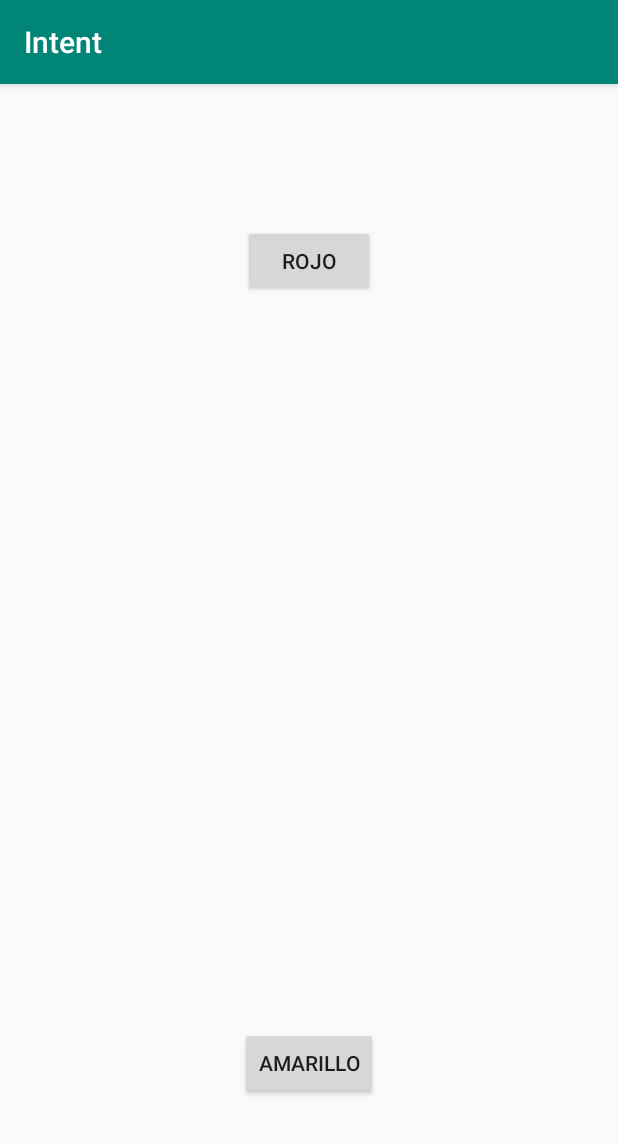
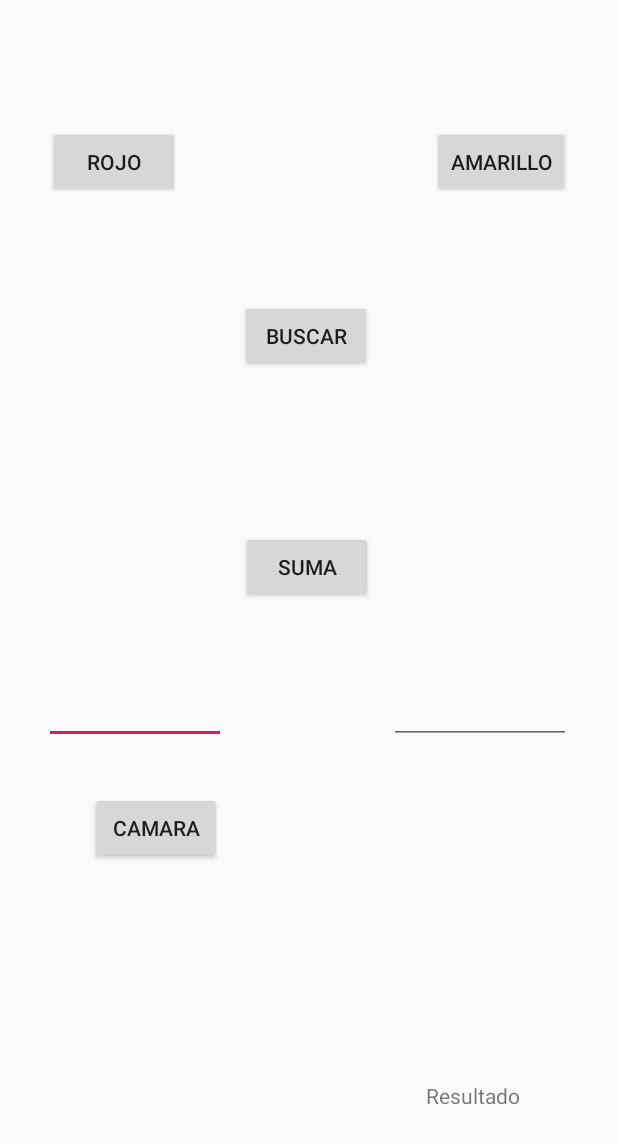
Before and after one commit to clamascabaleiro/Android_ForResult, an Android app: the screen it shows after launch (MainActivity), on a phone screen of 412 x 824 dp. Shown: the top 1144 px of the screen. Run offline under Robolectric (Android 15) with nearby library versions, the phone set to English and light mode, and no system bars.

Commit message:
Botones amarillo/rojo Boton buscar Boton suma que devuelve un resultado Boton camara que devuelve una foto

```diff
--- a/app/build.gradle
+++ b/app/build.gradle
@@ -29,6 +29,7 @@ dependencies {
     implementation 'androidx.appcompat:appcompat:1.1.0'
     implementation 'androidx.core:core-ktx:1.1.0'
     implementation 'androidx.constraintlayout:constraintlayout:1.1.3'
+    implementation "org.jetbrains.anko:anko-commons:$anko_version"
     testImplementation 'junit:junit:4.12'
     androidTestImplementation 'androidx.test.ext:junit:1.1.1'
     androidTestImplementation 'androidx.test.espresso:espresso-core:3.2.0'
--- a/app/src/main/AndroidManifest.xml
+++ b/app/src/main/AndroidManifest.xml
@@ -1,7 +1,7 @@
 <?xml version="1.0" encoding="utf-8"?>
 <manifest xmlns:android="http://schemas.android.com/apk/res/android"
     package="com.programa1.intent">
-
+    <uses-permission android:name="android.permission.CAMERA"/>
     <application
         android:allowBackup="true"
         android:icon="@mipmap/ic_launcher"
@@ -9,7 +9,8 @@
         android:roundIcon="@mipmap/ic_launcher_round"
         android:supportsRtl="true"
         android:theme="@style/AppTheme">
-        <activity android:name=".DisplayMessageActivity"></activity>
+        <activity android:name=".SumarActivity"></activity>
+        <activity android:name=".DisplayMessageActivity" />
         <activity android:name=".MainActivity">
             <intent-filter>
                 <action android:name="android.intent.action.MAIN" />
--- a/app/src/main/res/layout/activity_detalle.xml
+++ /dev/null
@@ -1,4 +0,0 @@
-<?xml version="1.0" encoding="utf-8"?>
-<LinearLayout xmlns:android="http://schemas.android.com/apk/res/android"
-    android:orientation="vertical" android:layout_width="match_parent"
-    android:layout_height="match_parent"/>
--- a/app/src/main/res/layout/activity_main.xml
+++ b/app/src/main/res/layout/activity_main.xml
@@ -10,13 +10,9 @@
         android:id="@+id/btnRojo"
         android:layout_width="wrap_content"
         android:layout_height="wrap_content"
-        android:layout_marginStart="161dp"
-        android:layout_marginTop="197dp"
-        android:layout_marginEnd="162dp"
-        android:layout_marginBottom="243dp"
+        android:layout_marginStart="32dp"
+        android:layout_marginTop="84dp"
         android:text="Rojo"
-        app:layout_constraintBottom_toTopOf="@+id/btnAmarillo"
-        app:layout_constraintEnd_toEndOf="parent"
         app:layout_constraintStart_toStartOf="parent"
         app:layout_constraintTop_toTopOf="parent" />
 
@@ -24,13 +20,87 @@
         android:id="@+id/btnAmarillo"
         android:layout_width="wrap_content"
         android:layout_height="wrap_content"
-        android:layout_marginStart="161dp"
-        android:layout_marginTop="243dp"
-        android:layout_marginEnd="162dp"
-        android:layout_marginBottom="195dp"
+        android:layout_marginTop="84dp"
+        android:layout_marginEnd="32dp"
         android:text="Amarillo"
+        app:layout_constraintEnd_toEndOf="parent"
+        app:layout_constraintTop_toTopOf="parent" />
+
+    <Button
+        android:id="@+id/btnBuscar"
+        android:layout_width="wrap_content"
+        android:layout_height="wrap_content"
+        android:layout_marginStart="160dp"
+        android:layout_marginTop="200dp"
+        android:text="Buscar"
+        app:layout_constraintStart_toStartOf="parent"
+        app:layout_constraintTop_toTopOf="parent" />
+
+    <EditText
+        android:id="@+id/Numero1"
+        android:layout_width="121dp"
+        android:layout_height="51dp"
+        android:layout_marginStart="29dp"
+        android:layout_marginBottom="328dp"
+        android:ems="10"
+        android:inputType="number"
+        app:layout_constraintBottom_toBottomOf="parent"
+        app:layout_constraintStart_toStartOf="parent" />
+
+    <EditText
+        android:id="@+id/Numero2"
+        android:layout_width="121dp"
+        android:layout_height="51dp"
+        android:layout_marginEnd="31dp"
+        android:layout_marginBottom="328dp"
+        android:ems="10"
+        android:inputType="number"
+        app:layout_constraintBottom_toBottomOf="parent"
+        app:layout_constraintEnd_toEndOf="parent" />
+
+    <TextView
+        android:id="@+id/textResultado"
+        android:layout_width="wrap_content"
+        android:layout_height="wrap_content"
+        android:layout_marginStart="284dp"
+        android:layout_marginBottom="84dp"
+        android:text="Resultado"
+        app:layout_constraintBottom_toBottomOf="parent"
+        app:layout_constraintStart_toStartOf="parent" />
+
+    <Button
+        android:id="@+id/btnSumar"
+        android:layout_width="wrap_content"
+        android:layout_height="wrap_content"
+        android:layout_marginStart="168dp"
+        android:layout_marginTop="59dp"
+        android:layout_marginEnd="168dp"
+        android:layout_marginBottom="376dp"
+        android:text="SUMA"
         app:layout_constraintBottom_toBottomOf="parent"
         app:layout_constraintEnd_toEndOf="parent"
+        app:layout_constraintHorizontal_bias="0.615"
         app:layout_constraintStart_toStartOf="parent"
-        app:layout_constraintTop_toBottomOf="@+id/btnRojo" />
+        app:layout_constraintTop_toBottomOf="@+id/btnBuscar" />
+
+    <Button
+        android:id="@+id/btnCamara"
+        android:layout_width="wrap_content"
+        android:layout_height="wrap_content"
+        android:layout_marginStart="60dp"
+        android:layout_marginBottom="248dp"
+        android:text="Camara"
+        app:layout_constraintBottom_toBottomOf="parent"
+        app:layout_constraintStart_toStartOf="parent" />
+
+    <ImageView
+        android:id="@+id/imageView2"
+        android:layout_width="wrap_content"
+        android:layout_height="wrap_content"
+        android:layout_marginStart="36dp"
+        android:layout_marginBottom="67dp"
+        app:layout_constraintBottom_toBottomOf="parent"
+        app:layout_constraintStart_toStartOf="parent"
+        tools:src="@tools:sample/avatars[12]" />
+
 </androidx.constraintlayout.widget.ConstraintLayout>
--- a/build.gradle
+++ b/build.gradle
@@ -2,6 +2,7 @@
 
 buildscript {
     ext.kotlin_version = '1.3.50'
+    ext.anko_version='0.10.8'
     repositories {
         google()
         jcenter()
```
Also changed, not shown: app/src/main/java/com/programa1/intent/MainActivity.kt (+78 -4 lines), app/src/main/java/com/programa1/intent/SumarActivity.kt (added, +26 -0 lines), app/src/main/res/layout/activity_sumar.xml (added, +18 -0 lines).
